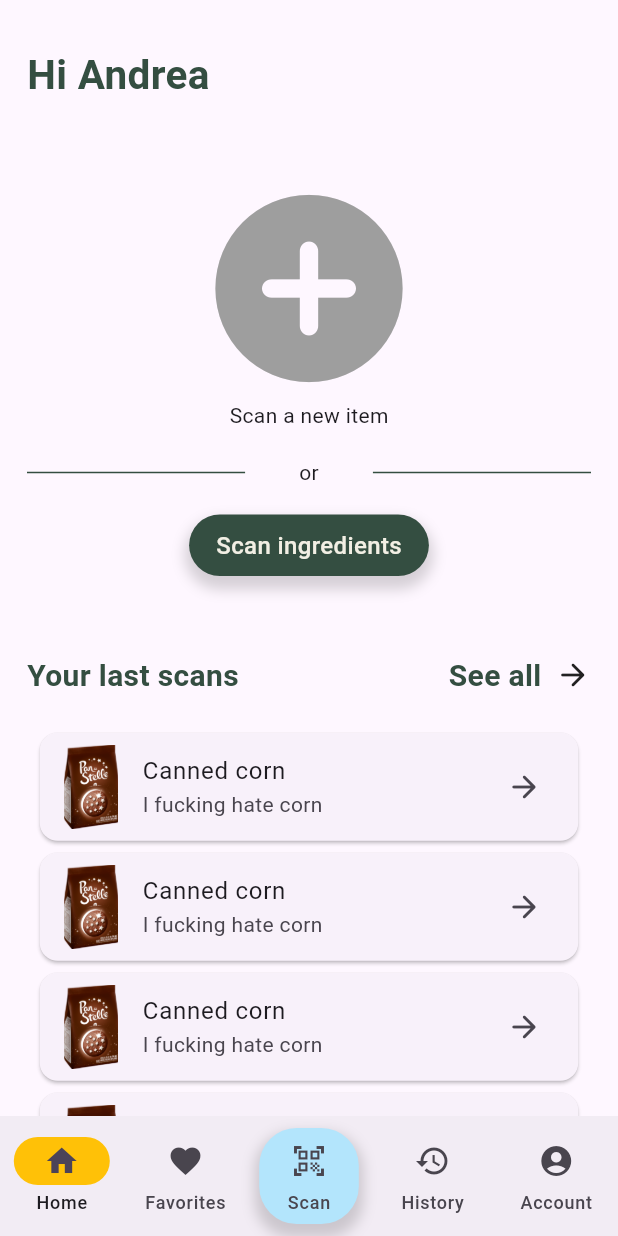
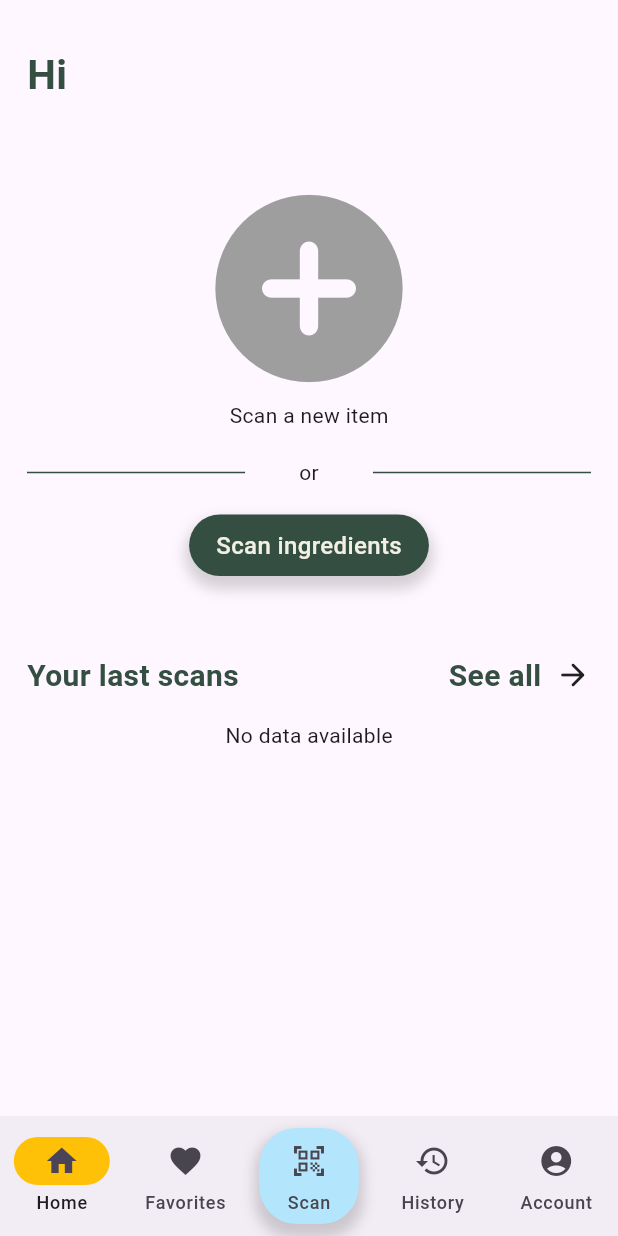
Before and after one commit to andreadalmolinhepl/food_guardian, a Flutter app: the HomeScreen screen opened by its route, on a phone screen of 412 x 824 dp. Run offline on Flutter 3.47's test engine with Material 3 defaults, Android fonts, the phone set to English and light mode, and no system bars; our stand-ins replace cloud_firestore, firebase_auth, firebase_core; missing offline and left inert: flutter_barcode_scanner; accounts and stored records are empty.

Commit message:
Added History snippets from Firestore

```diff
--- a/lib/model/product.dart
+++ b/lib/model/product.dart
@@ -106,3 +106,26 @@ class ProductDetails {
     );
   }
 }
+
+class ProductSnippet {
+  final String id;
+  final String productName;
+  final String brand;
+  final String imageUrl;
+
+  ProductSnippet({
+    required this.id,
+    required this.productName,
+    required this.brand,
+    required this.imageUrl,
+  });
+
+  factory ProductSnippet.fromMap(String id, Map<String, dynamic> map) {
+    return ProductSnippet(
+      id: id,
+      productName: map['productName'] ?? '',
+      brand: map['productBrand'] ?? '',
+      imageUrl: map['image'] ?? '',
+    );
+  }
+}
--- a/lib/screens/home_page.dart
+++ b/lib/screens/home_page.dart
@@ -1,3 +1,5 @@
+import 'package:cloud_firestore/cloud_firestore.dart';
+import 'package:firebase_auth/firebase_auth.dart';
 import 'package:flutter/material.dart';
 import 'package:food_guardian/styles/font.dart';
 import 'package:food_guardian/styles/spacings.dart';
@@ -5,14 +7,37 @@ import 'package:food_guardian/widgets/history_simple.dart';
 import 'package:food_guardian/widgets/line.dart';
 import 'package:food_guardian/widgets/main_button.dart';
 
-class HomePage extends StatelessWidget {
+import '../model/product.dart';
+
+class HomePage extends StatefulWidget {
   final Function(int) onPageChanged;
-
   final Future<void> Function() scanBarcodeRequest;
-
 
   const HomePage({Key? key, required this.onPageChanged, required this.scanBarcodeRequest}) : super(key: key);
 
+  @override
+  State<HomePage> createState() => _HomePageState();
+}
+
+class _HomePageState extends State<HomePage> {
+
+  Future<List<ProductSnippet>> fetchData() async {
+    String? userId = FirebaseAuth.instance.currentUser?.uid;
+    if (userId != null) {
+      QuerySnapshot querySnapshot = await FirebaseFirestore.instance
+          .collection('users')
+          .doc(userId)
+          .collection('productsScanned')
+          .get();
+
+      List<ProductSnippet> snippets = querySnapshot.docs.map((doc) {
+        return ProductSnippet.fromMap(doc.id, doc.data() as Map<String, dynamic>);
+      }).toList();
+
+      return snippets;
+    }
+    return [];
+  }
 
   @override
   Widget build(BuildContext context) {
@@ -28,11 +53,11 @@ class HomePage extends StatelessWidget {
                   padding: const EdgeInsets.symmetric(horizontal: kHorizontalPadding, vertical: kVerticalPadding),
                   child: Column(
                     children: [
-                    const Row(
+                      Row(
                         children: [
                           Padding(
-                          padding: EdgeInsets.symmetric(vertical: kVerticalPadding),
-                          child: Text("Hi Andrea", style: kTitleHome),
+                            padding: const EdgeInsets.symmetric(vertical: kVerticalPadding),
+                            child: Text("Hi ${FirebaseAuth.instance.currentUser!.displayName}", style: kTitleHome),
                           ),
                         ],
                       ),
@@ -44,7 +69,7 @@ class HomePage extends StatelessWidget {
                             children: [
                               GestureDetector(
                                 onTap: () {
-                                scanBarcodeRequest();
+                                  widget.scanBarcodeRequest();
                                 },
                                 child: Container(
                                   decoration: const BoxDecoration(
@@ -87,7 +112,7 @@ class HomePage extends StatelessWidget {
                               children: [
                                 const Text("Your last scans", style: kTextTabItem),
                                 GestureDetector(
-                                onTap: () { onPageChanged(3); },
+                                  onTap: () { widget.onPageChanged(3); },
                                   child: const Row(
                                     children: [
                                       Padding(
@@ -101,21 +126,30 @@ class HomePage extends StatelessWidget {
                               ],
                             ),
                           ),
-                        const Padding(
-                          padding: EdgeInsets.all(kHorizontalPaddingXS),
-                          child: Expanded(
-                              flex: 2,
-                              child: Column(
-                                children: [
-                                  HistorySimple(),
-                                  HistorySimple(),
-                                  HistorySimple(),
-                                  HistorySimple(),
-                                  HistorySimple(),
-                                ],
-                              )
+                          FutureBuilder(
+                            future: fetchData(),
+                            builder: (BuildContext context, AsyncSnapshot<List<ProductSnippet>> snapshot) {
+                              if (snapshot.connectionState == ConnectionState.waiting) {
+                                return const CircularProgressIndicator();
+                              } else if (snapshot.hasError) {
+                                return Text('Error: ${snapshot.error}');
+                              } else if (!snapshot.hasData || snapshot.data!.isEmpty) {
+                                return const Text('No data available');
+                              } else {
+                                List<ProductSnippet> snippets = snapshot.data!;
+                                return Column(
+                                  children: snippets.map((snippet) {
+                                    return HistorySimple(
+                                      id: snippet.id,
+                                      name: snippet.productName,
+                                      brand: snippet.brand,
+                                      image: snippet.imageUrl,
+                                    );
+                                  }).toList(),
+                                );
+                              }
+                            },
                           ),
-                        )
                         ],
                       )
                     ],
--- a/lib/widgets/history_simple.dart
+++ b/lib/widgets/history_simple.dart
@@ -4,22 +4,28 @@ import 'package:food_guardian/styles/spacings.dart';
 import '../styles/font.dart';
 
 class HistorySimple extends StatelessWidget {
-  const HistorySimple({super.key});
+  final String id;
+  final String name;
+  final String brand;
+  final String image;
+
+  const HistorySimple({
+    super.key, required this.id, required this.name, required this.brand, required this.image
+  });
 
   @override
   Widget build(BuildContext context) {
     return GestureDetector(
       onTap: () { Navigator.pushNamed(context, "/productDetail"); },
-      child: const Card(
+      child: Card(
         child: ListTile(
-          leading: Image(
-            image: AssetImage("assets/img/pandistelle.png"),
-            height: kProfileSize,
+          leading: Image.network(
+            image,
             fit: BoxFit.cover,
           ),
-          title: Text('Canned corn'),
-          subtitle: Text('I fucking hate corn'),
-          trailing: Icon(
+          title: Text(name),
+          subtitle: Text(brand),
+          trailing: const Icon(
             Icons.arrow_forward_rounded,
           ),
         ),
```
Also changed, not shown: lib/screens/home_screen.dart (+3 -4 lines), lib/screens/login_screen.dart (+17 -6 lines), lib/screens/product_detail_screen.dart (+24 -2 lines), lib/screens/register_screen.dart (+12 -5 lines), lib/repository/user_repository.dart (deleted). Lines whose indentation alone changed are shown as unchanged.
